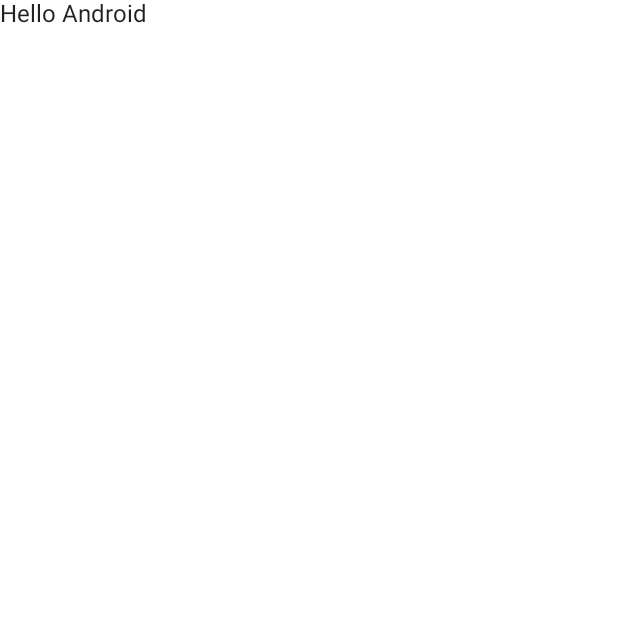
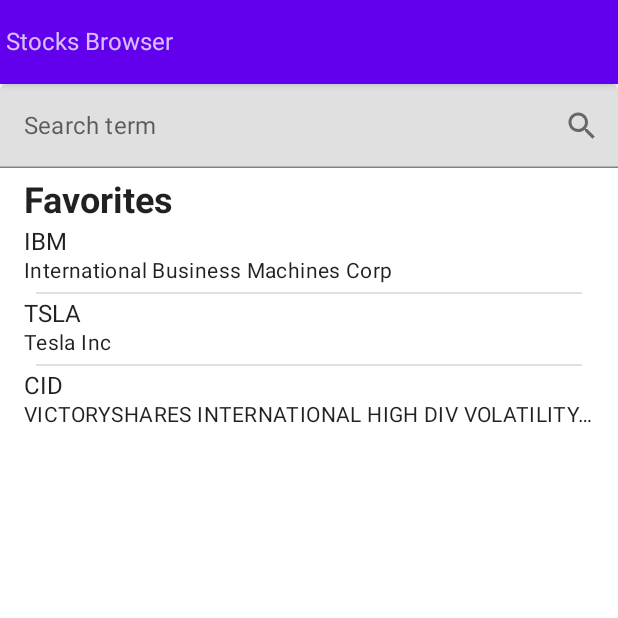
Before and after one commit to jurajkusnier/stock-browser, an Android app built with Jetpack Compose: the screen it shows after launch (MainActivity), on a phone screen of 412 x 824 dp, the top half of it. Before the commit the part shown is almost empty. Run offline under Robolectric (Android 15) with nearby library versions, the phone set to English and light mode, and no system bars; our stand-ins replace Dagger/Hilt's generated code, livedata-compose.

Commit message:
HomeScreen first design

```diff
--- a/app/src/main/AndroidManifest.xml
+++ b/app/src/main/AndroidManifest.xml
@@ -3,6 +3,7 @@
     xmlns:tools="http://schemas.android.com/tools">
 
     <application
+        android:name=".BaseApplication"
         android:allowBackup="true"
         android:dataExtractionRules="@xml/data_extraction_rules"
         android:fullBackupContent="@xml/backup_rules"
--- /dev/null
+++ b/app/src/main/java/com/juraj/stocksbrowser/BaseApplication.kt
@@ -0,0 +1,7 @@
+package com.juraj.stocksbrowser
+
+import android.app.Application
+import dagger.hilt.android.HiltAndroidApp
+
+@HiltAndroidApp
+class BaseApplication : Application()
--- a/app/src/main/java/com/juraj/stocksbrowser/MainActivity.kt
+++ b/app/src/main/java/com/juraj/stocksbrowser/MainActivity.kt
@@ -6,39 +6,27 @@ import androidx.activity.compose.setContent
 import androidx.compose.foundation.layout.fillMaxSize
 import androidx.compose.material.MaterialTheme
 import androidx.compose.material.Surface
-import androidx.compose.material.Text
-import androidx.compose.runtime.Composable
 import androidx.compose.ui.Modifier
-import androidx.compose.ui.tooling.preview.Devices.PIXEL_4
-import androidx.compose.ui.tooling.preview.Preview
+import androidx.navigation.compose.rememberNavController
+import com.juraj.stocksbrowser.navigation.AppNavHost
 import com.juraj.stocksbrowser.ui.theme.StocksBrowserTheme
+import dagger.hilt.android.AndroidEntryPoint
 
+@AndroidEntryPoint
 class MainActivity : ComponentActivity() {
     override fun onCreate(savedInstanceState: Bundle?) {
         super.onCreate(savedInstanceState)
         setContent {
             StocksBrowserTheme {
-                // A surface container using the 'background' color from the theme
+                val navController = rememberNavController()
+
                 Surface(
                     modifier = Modifier.fillMaxSize(),
                     color = MaterialTheme.colors.background
                 ) {
-                    Greeting("Android")
+                    AppNavHost(navController)
                 }
             }
         }
     }
 }
-
-@Composable
-fun Greeting(name: String) {
-    Text(text = "Hello $name")
-}
-
-@Preview(showBackground = true, device = PIXEL_4)
-@Composable
-fun DefaultPreview() {
-    StocksBrowserTheme {
-        Greeting("Android")
-    }
-}
--- /dev/null
+++ b/app/src/main/java/com/juraj/stocksbrowser/navigation/AppNavHost.kt
@@ -0,0 +1,28 @@
+package com.juraj.stocksbrowser.navigation
+
+import androidx.compose.material.Text
+import androidx.compose.runtime.Composable
+import androidx.hilt.navigation.compose.hiltViewModel
+import androidx.navigation.NavHostController
+import androidx.navigation.compose.NavHost
+import androidx.navigation.compose.composable
+import com.juraj.stocksbrowser.ui.home.HomeScreen
+
+@Composable
+fun AppNavHost(navController: NavHostController) {
+    NavHost(navController = navController, startDestination = NavDestinations.Home.url) {
+        composable(route = NavDestinations.Home.url) {
+            HomeScreen(hiltViewModel(), navController)
+        }
+        composable(route = NavDestinations.Details.url) {
+            Text("Welcome to detail of ${it.arguments}")
+        }
+    }
+}
+
+sealed class NavDestinations(val url: String) {
+    object Home : NavDestinations("home")
+    object Details : NavDestinations("details?symbol={symbol}") {
+        fun uri(symbol: String) = url.replace("{symbol}", symbol)
+    }
+}
--- /dev/null
+++ b/app/src/main/java/com/juraj/stocksbrowser/ui/home/HomeScreen.kt
@@ -0,0 +1,116 @@
+package com.juraj.stocksbrowser.ui.home
+
+import androidx.compose.foundation.layout.Arrangement
+import androidx.compose.foundation.layout.Column
+import androidx.compose.foundation.layout.fillMaxWidth
+import androidx.compose.foundation.layout.padding
+import androidx.compose.foundation.lazy.LazyColumn
+import androidx.compose.foundation.lazy.LazyListScope
+import androidx.compose.material.Divider
+import androidx.compose.material.Scaffold
+import androidx.compose.material.Text
+import androidx.compose.material.TopAppBar
+import androidx.compose.runtime.Composable
+import androidx.compose.runtime.livedata.observeAsState
+import androidx.compose.ui.Modifier
+import androidx.compose.ui.tooling.preview.Devices
+import androidx.compose.ui.tooling.preview.Preview
+import androidx.compose.ui.unit.dp
+import androidx.navigation.NavController
+import com.juraj.stocksbrowser.SearchTextField
+import com.juraj.stocksbrowser.navigation.NavDestinations
+import com.juraj.stocksbrowser.ui.theme.StockListHeaderItem
+import com.juraj.stocksbrowser.ui.theme.StocksBrowserTheme
+
+data class HomeScreenState(
+    val favorites: List<StockInfo> = emptyList(),
+    val popularStock: List<StockInfo> = emptyList(),
+    val popularEtfs: List<StockInfo> = emptyList()
+)
+
+@Composable
+fun HomeScreen(viewModel: HomeScreenViewModel, navController: NavController) {
+    HomeScreen(viewModel.state.observeAsState().value ?: HomeScreenState()) {
+        navController.navigate(NavDestinations.Details.uri(it.symbol))
+    }
+}
+
+@Composable
+private fun HomeScreen(state: HomeScreenState, openStockDetails: (StockInfo) -> Unit) {
+    Scaffold(topBar = {
+        TopAppBar {
+            Text("Stocks Browser")
+        }
+    }) { paddingValue ->
+        Column(
+            Modifier
+                .fillMaxWidth()
+                .padding(paddingValue),
+            verticalArrangement = Arrangement.spacedBy(8.dp)
+        ) {
+
+            SearchTextField { }
+
+            LazyColumn {
+                if (state.favorites.isNotEmpty())
+                    addItemsWithHeader("Favorites", state.favorites, openStockDetails)
+
+                if (state.popularStock.isNotEmpty())
+                    addItemsWithHeader("Popular Stocks", state.popularStock, openStockDetails)
+
+                if (state.popularEtfs.isNotEmpty())
+                    addItemsWithHeader("Popular ETFs", state.popularEtfs, openStockDetails)
+            }
+        }
+    }
+}
+
+private fun LazyListScope.addItemsWithHeader(
+    text: String,
+    items: List<StockInfo>,
+    onClick: (StockInfo) -> Unit
+) {
+    item {
+        StockListHeaderItem(text)
+    }
+
+    items.mapIndexed { index, stock ->
+        item {
+            StockListItem(stock, onClick)
+            if (index != items.lastIndex) {
+                Divider(modifier = Modifier.padding(horizontal = 24.dp))
+            }
+        }
+    }
+}
+
+@Preview(showBackground = true, device = Devices.PIXEL_4)
+@Composable
+fun HomeScreen_Preview() {
+    StocksBrowserTheme {
+        HomeScreen(
+            HomeScreenState(
+                favorites = listOf(
+                    StockInfo(
+                        symbol = "IBM",
+                        name = "International Business Machines Corp",
+                        exchange = "NYSE",
+                        assetType = "Stock"
+                    ),
+                    StockInfo(
+                        symbol = "TSLA",
+                        name = "Tesla Inc",
+                        exchange = "NYSE",
+                        assetType = "Stock"
+                    ),
+                    StockInfo(
+                        symbol = "CID",
+                        name = "VICTORYSHARES INTERNATIONAL HIGH DIV VOLATILITY WTD ETF ",
+                        exchange = "NASDAQ",
+                        assetType = "ETF"
+                    )
+                )
+            )
+        ) {}
+    }
+}
--- /dev/null
+++ b/app/src/main/java/com/juraj/stocksbrowser/ui/home/HomeScreenViewModel.kt
@@ -0,0 +1,37 @@
+package com.juraj.stocksbrowser.ui.home
+
+import androidx.lifecycle.LiveData
+import androidx.lifecycle.MutableLiveData
+import androidx.lifecycle.ViewModel
+
+class HomeScreenViewModel : ViewModel() {
+
+    private val _state = MutableLiveData<HomeScreenState>()
+    val state: LiveData<HomeScreenState>
+        get() = _state
+
+    init {
+        _state.value = HomeScreenState(
+            favorites = listOf(
+                StockInfo(
+                    symbol = "IBM",
+                    name = "International Business Machines Corp",
+                    exchange = "NYSE",
+                    assetType = "Stock"
+                ),
+                StockInfo(
+                    symbol = "TSLA",
+                    name = "Tesla Inc",
+                    exchange = "NYSE",
+                    assetType = "Stock"
+                ),
+                StockInfo(
+                    symbol = "CID",
+                    name = "VICTORYSHARES INTERNATIONAL HIGH DIV VOLATILITY WTD ETF ",
+                    exchange = "NASDAQ",
+                    assetType = "ETF"
+                )
+            )
+        )
+    }
+}
--- /dev/null
+++ b/app/src/main/java/com/juraj/stocksbrowser/ui/home/SearchTextField.kt
@@ -0,0 +1,42 @@
+package com.juraj.stocksbrowser
+
+import androidx.compose.foundation.layout.Row
+import androidx.compose.foundation.layout.fillMaxWidth
+import androidx.compose.material.Icon
+import androidx.compose.material.IconButton
+import androidx.compose.material.Text
+import androidx.compose.material.TextField
+import androidx.compose.material.icons.Icons
+import androidx.compose.material.icons.filled.Search
+import androidx.compose.runtime.*
+import androidx.compose.ui.Alignment
+import androidx.compose.ui.Modifier
+import androidx.compose.ui.tooling.preview.Preview
+import com.juraj.stocksbrowser.ui.theme.StocksBrowserTheme
+
+@Composable
+fun SearchTextField(doSearch: (String) -> Unit) {
+    var textFieldValue by remember { mutableStateOf("") }
+
+    Row(verticalAlignment = Alignment.CenterVertically) {
+        TextField(value = textFieldValue, onValueChange = {
+            textFieldValue = it
+        }, trailingIcon = {
+            IconButton(onClick = {
+                doSearch(textFieldValue)
+            }) {
+                Icon(Icons.Default.Search, null)
+            }
+        }, modifier = Modifier.fillMaxWidth(), label = {
+            Text("Search term")
+        })
+    }
+}
+
+@Preview(showBackground = true, widthDp = 400)
+@Composable
+fun SearchTextField_Preview() {
+    StocksBrowserTheme {
+        SearchTextField { }
+    }
+}
--- /dev/null
+++ b/app/src/main/java/com/juraj/stocksbrowser/ui/home/StockListHeaderItem.kt
@@ -0,0 +1,30 @@
+package com.juraj.stocksbrowser.ui.theme
+
+import androidx.compose.foundation.layout.padding
+import androidx.compose.material.MaterialTheme
+import androidx.compose.material.Text
+import androidx.compose.runtime.Composable
+import androidx.compose.ui.Modifier
+import androidx.compose.ui.text.font.FontWeight
+import androidx.compose.ui.tooling.preview.Preview
+import androidx.compose.ui.unit.dp
+
+@Composable
+fun StockListHeaderItem(text:String) {
+    Text(
+        text,
+        style = MaterialTheme.typography.h5,
+        modifier = Modifier.padding(horizontal = 16.dp),
+        fontWeight = FontWeight.Bold
+    )
+}
+
+@Preview(showBackground = true, widthDp = 400)
+@Composable
+fun StockListItem_Preview() {
+    StocksBrowserTheme {
+        StockListHeaderItem(
+            "Favorites"
+        )
+    }
+}
--- /dev/null
+++ b/app/src/main/java/com/juraj/stocksbrowser/ui/home/StockListItem.kt
@@ -0,0 +1,60 @@
+package com.juraj.stocksbrowser.ui.home
+
+import androidx.compose.foundation.clickable
+import androidx.compose.foundation.layout.Column
+import androidx.compose.foundation.layout.fillMaxWidth
+import androidx.compose.foundation.layout.padding
+import androidx.compose.material.MaterialTheme
+import androidx.compose.material.Text
+import androidx.compose.runtime.Composable
+import androidx.compose.ui.Modifier
+import androidx.compose.ui.text.style.TextOverflow.Companion.Ellipsis
+import androidx.compose.ui.tooling.preview.Preview
+import androidx.compose.ui.unit.dp
+import com.juraj.stocksbrowser.ui.theme.StocksBrowserTheme
+
+
+data class StockInfo(
+    val symbol: String,
+    val name: String,
+    val exchange: String,
+    val assetType: String
+)
+
+@Composable
+fun StockListItem(stockInfo: StockInfo, onClick: (StockInfo) -> Unit) {
+    Column(
+        Modifier
+            .fillMaxWidth()
+            .clickable { onClick(stockInfo) }
+            .padding(horizontal = 16.dp, vertical = 4.dp)
+    ) {
+        Text(
+            stockInfo.symbol,
+            style = MaterialTheme.typography.body1,
+            modifier = Modifier.fillMaxWidth()
+        )
+        Text(
+            stockInfo.name,
+            style = MaterialTheme.typography.body2,
+            modifier = Modifier.fillMaxWidth(),
+            maxLines = 1,
+            overflow = Ellipsis
+        )
+    }
+}
+
+@Preview(showBackground = true, widthDp = 400)
+@Composable
+fun StockListItem_Preview() {
+    StocksBrowserTheme {
+        StockListItem(
+            StockInfo(
+                symbol = "IBM",
+                name = "International Business Machines Corp",
+                exchange = "NYSE",
+                assetType = "Stock"
+            )
+        ) {}
+    }
+}
--- a/build.gradle
+++ b/build.gradle
@@ -8,4 +8,7 @@ plugins {
     id 'com.android.application' version '7.3.1' apply false
     id 'com.android.library' version '7.3.1' apply false
     id 'org.jetbrains.kotlin.android' version '1.7.20' apply false
+    id 'com.google.dagger.hilt.android' version '2.44' apply false
+    id 'org.jetbrains.kotlin.jvm' version '1.7.20'
+    id 'org.jetbrains.kotlin.plugin.serialization' version '1.7.20'
 }
```
Also changed, not shown: app/build.gradle (+15 -7 lines).
